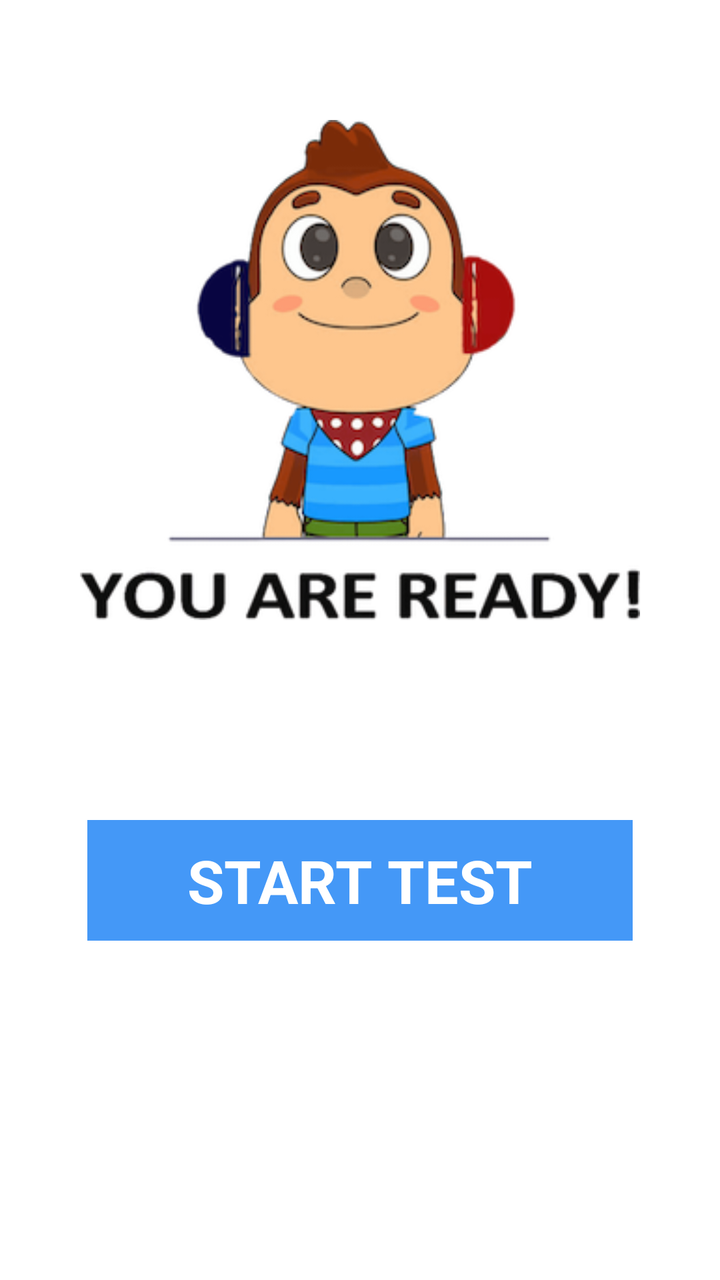
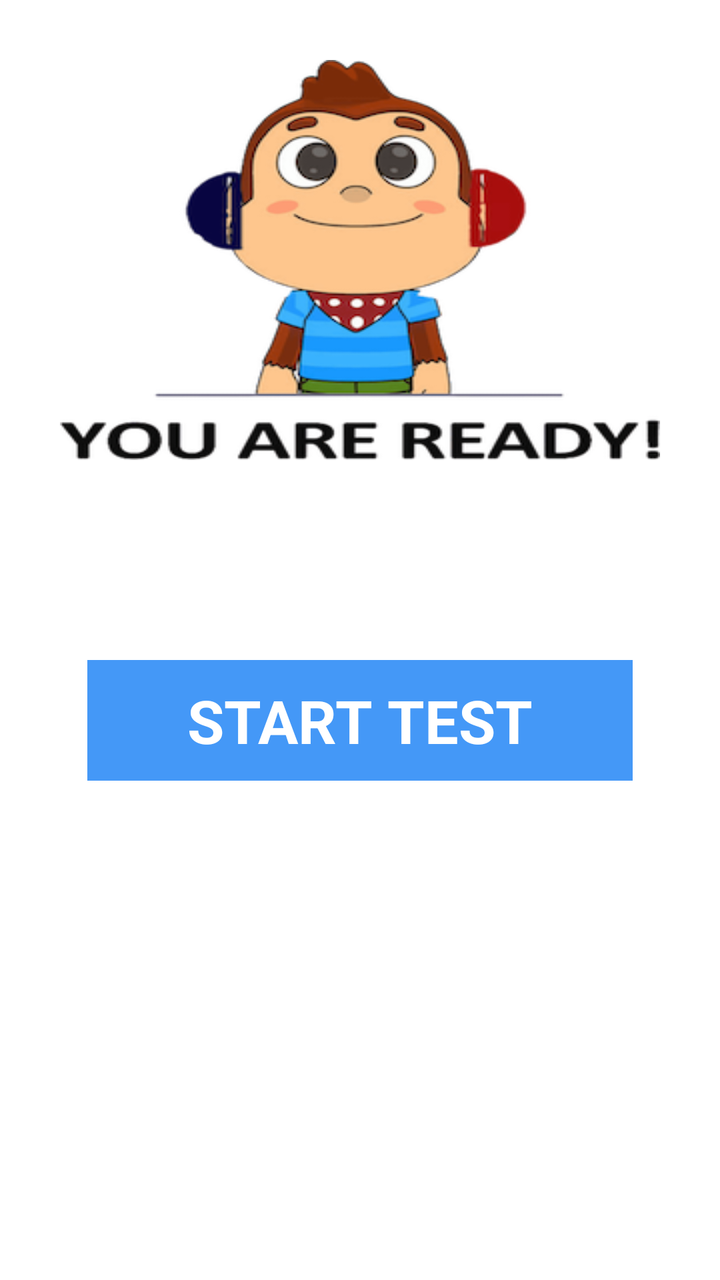

Compare the two renders of this Android layout. The source of the first and the diff that turns it into the second are given below.
<!-- AndroidManifest.xml: application theme Theme.IAhead -->
<!-- res/layout/activity_readytest.xml -->
<?xml version="1.0" encoding="utf-8"?>
<LinearLayout xmlns:android="http://schemas.android.com/apk/res/android"
    android:layout_width="match_parent"
    android:layout_height="match_parent"
    android:orientation="vertical">

    <ImageView
        android:id="@+id/iv_twin"
        android:layout_marginTop="60dp"
        android:layout_marginRight="40dp"
        android:layout_marginLeft="40dp"
        android:background="@drawable/monkey"
        android:layout_width="match_parent"
        android:layout_height="250dp"/>

    <LinearLayout
        android:id="@+id/ll_start"
        android:layout_marginTop="100dp"
        android:layout_gravity="center_horizontal"
        android:layout_width="wrap_content"
        android:layout_height="wrap_content"
        android:background="@color/buttonblue"
        android:orientation="horizontal">

        <TextView
            android:layout_marginRight="50dp"
            android:layout_marginLeft="50dp"
            android:layout_marginBottom="10dp"
            android:layout_marginTop="10dp"
            android:textStyle="bold"
            android:layout_width="wrap_content"
            android:layout_height="wrap_content"
            android:text="START TEST"
            android:textSize="30dp"
            android:textColor="@color/white"/>
    </LinearLayout>
</LinearLayout>
<!-- resources referenced by this layout -->
<resources>
  <color name="buttonblue">#4498f7</color>
  <color name="white">#FFFFFFFF</color>
  <!-- drawable monkey: png bitmap (drawable, 63142 bytes) -->
  <style name="Theme.IAhead" parent="Theme.MaterialComponents.DayNight.NoActionBar">
          
          <item name="colorPrimary">@color/purple_500</item>
          <item name="colorPrimaryVariant">@color/purple_700</item>
          <item name="colorOnPrimary">@color/white</item>
          
          <item name="colorSecondary">@color/teal_200</item>
          <item name="colorSecondaryVariant">@color/teal_700</item>
          <item name="colorOnSecondary">@color/black</item>
          
          <item name="android:statusBarColor">?attr/colorPrimaryVariant</item>
          
      </style>
  <color name="purple_500">#FF6200EE</color>
  <color name="purple_700">#FF3700B3</color>
  <color name="teal_200">#FF03DAC5</color>
  <color name="teal_700">#FF018786</color>
  <color name="black">#FF000000</color>
</resources>

<!-- the commit's change to res/layout/activity_readytest.xml (unified diff, before → after) -->
@@ -6,12 +6,13 @@
 
     <ImageView
         android:id="@+id/iv_twin"
-        android:layout_marginTop="60dp"
+        android:layout_marginTop="30dp"
         android:layout_marginRight="40dp"
         android:layout_marginLeft="40dp"
         android:background="@drawable/monkey"
-        android:layout_width="match_parent"
-        android:layout_height="250dp"/>
+        android:layout_gravity="center_horizontal"
+        android:layout_width="300dp"
+        android:layout_height="200dp"/>
 
     <LinearLayout
         android:id="@+id/ll_start"
